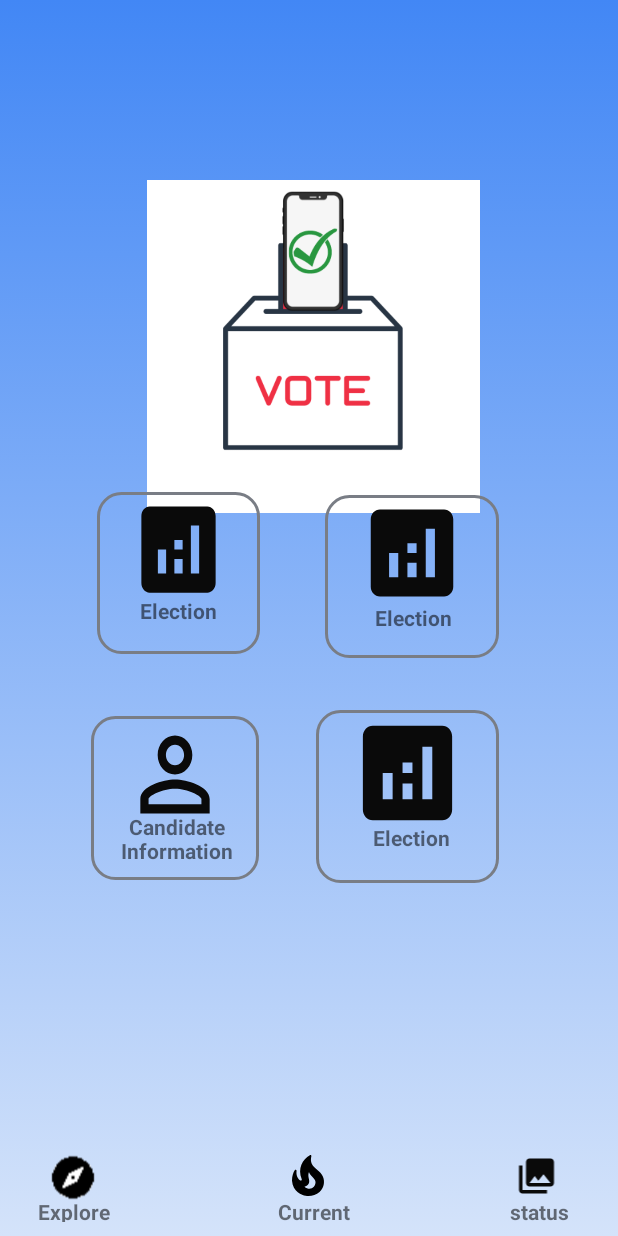
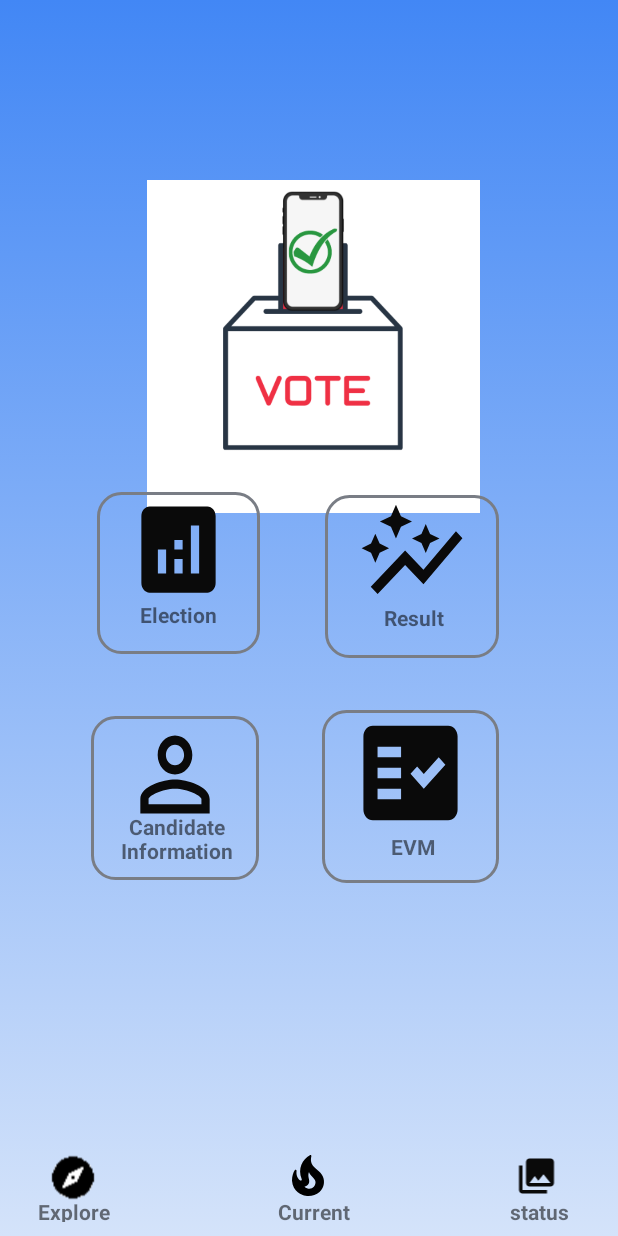
Before and after one commit to Zandevier/AndroidProject, an Android app: the MainActivity4 screen opened directly, with no data from a screen before it, on a phone screen of 412 x 824 dp. Run offline under Robolectric (Android 15) with nearby library versions, the phone set to English and light mode, and no system bars.

Commit message:
changes added

```diff
--- a/app/src/main/java/com/example/joinpage/MainActivity2.java
+++ b/app/src/main/java/com/example/joinpage/MainActivity2.java
@@ -8,11 +8,12 @@ import android.graphics.Paint;
 import android.graphics.drawable.LayerDrawable;
 import android.os.Bundle;
 import android.view.View;
+import android.widget.Button;
 import android.widget.TextView;
 
 public class MainActivity2 extends AppCompatActivity {
     public TextView textView,textView2;
-
+    public Button login;
     @Override
     protected void onCreate(Bundle savedInstanceState) {
         super.onCreate(savedInstanceState);
@@ -20,6 +21,7 @@ public class MainActivity2 extends AppCompatActivity {
 
         textView =(TextView) findViewById(R.id.signup);
         textView2 = (TextView) findViewById(R.id.tt2);
+        login = (Button) findViewById(R.id.login);
 
         textView2.setPaintFlags(textView2.getPaintFlags()| Paint.UNDERLINE_TEXT_FLAG);
         textView.setPaintFlags(textView.getPaintFlags()|Paint.UNDERLINE_TEXT_FLAG);
@@ -35,5 +37,12 @@ public class MainActivity2 extends AppCompatActivity {
             }
         });
 
+        login.setOnClickListener(new View.OnClickListener() {
+            @Override
+            public void onClick(View v) {
+                Intent ns_page = new Intent(MainActivity2.this,MainActivity4.class);
+                startActivity(ns_page);
+            }
+        });
     }
 }
--- a/app/src/main/java/com/example/joinpage/MainActivity4.java
+++ b/app/src/main/java/com/example/joinpage/MainActivity4.java
@@ -2,13 +2,46 @@ package com.example.joinpage;
 
 import androidx.appcompat.app.AppCompatActivity;
 
+import android.content.Intent;
+import android.net.Uri;
 import android.os.Bundle;
+import android.view.View;
+import android.widget.ImageView;
 
 public class MainActivity4 extends AppCompatActivity {
+
+    public ImageView imageView2,imageView3,imageView4;
 
     @Override
     protected void onCreate(Bundle savedInstanceState) {
         super.onCreate(savedInstanceState);
         setContentView(R.layout.activity_main4);
+
+        imageView2 = (ImageView) findViewById(R.id.imageView2);
+        imageView3 = (ImageView) findViewById(R.id.imageView3);
+        imageView4 = (ImageView) findViewById(R.id.imageView4);
+
+
+        imageView2.setOnClickListener(new View.OnClickListener() {
+            @Override
+            public void onClick(View v) {
+                Intent chrome_link  = new Intent(Intent.ACTION_VIEW, Uri.parse("https://results.eci.gov.in/"));
+                startActivity(chrome_link);
+            }
+        });
+        imageView3.setOnClickListener(new View.OnClickListener() {
+            @Override
+            public void onClick(View v) {
+                Intent chrome_link  = new Intent(Intent.ACTION_VIEW, Uri.parse("https://results.eci.gov.in/ResultPcByeApril2022/partywiseresult-S25.htm"));
+                startActivity(chrome_link);
+            }
+        });
+        imageView4.setOnClickListener(new View.OnClickListener() {
+            @Override
+            public void onClick(View v) {
+                Intent chrome_link  = new Intent(Intent.ACTION_VIEW, Uri.parse("https://ceo.maharashtra.gov.in/"));
+                startActivity(chrome_link);
+            }
+        });
     }
 }
--- /dev/null
+++ b/app/src/main/res/drawable/evm.xml
@@ -0,0 +1,6 @@
+<vector android:autoMirrored="true" android:height="24dp"
+    android:tint="#0A0A0A" android:viewportHeight="24"
+    android:viewportWidth="24" android:width="24dp" xmlns:android="http://schemas.android.com/apk/res/android">
+    <path android:fillColor="@android:color/white"
+        android:fillType="evenOdd" android:pathData="M20,3H4C2.9,3 2,3.9 2,5v14c0,1.1 0.9,2 2,2h16c1.1,0 2,-0.9 2,-2V5C22,3.9 21.1,3 20,3zM10,17H5v-2h5V17zM10,13H5v-2h5V13zM10,9H5V7h5V9zM14.82,15L12,12.16l1.41,-1.41l1.41,1.42L17.99,9l1.42,1.42L14.82,15z"/>
+</vector>
--- /dev/null
+++ b/app/src/main/res/drawable/graph.xml
@@ -0,0 +1,5 @@
+<vector android:height="24dp" android:tint="#0A0A0A"
+    android:viewportHeight="24" android:viewportWidth="24"
+    android:width="24dp" xmlns:android="http://schemas.android.com/apk/res/android">
+    <path android:fillColor="@android:color/white" android:pathData="M14.06,9.94L12,9l2.06,-0.94L15,6l0.94,2.06L18,9l-2.06,0.94L15,12L14.06,9.94zM4,14l0.94,-2.06L7,11l-2.06,-0.94L4,8l-0.94,2.06L1,11l2.06,0.94L4,14zM8.5,9l1.09,-2.41L12,5.5L9.59,4.41L8.5,2L7.41,4.41L5,5.5l2.41,1.09L8.5,9zM4.5,20.5l6,-6.01l4,4L23,8.93l-1.41,-1.41l-7.09,7.97l-4,-4L3,19L4.5,20.5z"/>
+</vector>
--- a/app/src/main/res/drawable/solid_border_2.xml
+++ b/app/src/main/res/drawable/solid_border_2.xml
@@ -1,7 +1,7 @@
 <?xml version="1.0" encoding="utf-8"?>
 <shape xmlns:android="http://schemas.android.com/apk/res/android">
     <stroke
-        android:width="2dp"
+        android:width="4dp"
         android:color="#000000"/>
     <corners
         android:radius="25dp"/>
--- a/app/src/main/res/layout/activity_main2.xml
+++ b/app/src/main/res/layout/activity_main2.xml
@@ -47,7 +47,7 @@
             app:layout_constraintTop_toTopOf="parent" />
 
         <Button
-            android:id="@+id/button"
+            android:id="@+id/login"
             android:layout_width="214dp"
             android:layout_height="71dp"
             android:layout_alignParentStart="true"
--- a/app/src/main/res/layout/activity_main4.xml
+++ b/app/src/main/res/layout/activity_main4.xml
@@ -132,6 +132,7 @@
         app:layout_constraintHorizontal_bias="0.492"
         app:layout_constraintStart_toStartOf="parent"
         app:layout_constraintTop_toTopOf="parent"
+
         app:layout_constraintVertical_bias="0.443">
 
         <ImageView
@@ -183,13 +184,13 @@
 
             <TextView
                 android:layout_width="match_parent"
-                android:layout_height="wrap_content"
+                android:layout_height="32dp"
                 android:layout_alignParentStart="true"
                 android:layout_alignParentTop="true"
                 android:layout_alignParentEnd="true"
                 android:layout_alignParentBottom="true"
                 android:layout_marginStart="0dp"
-                android:layout_marginTop="69dp"
+                android:layout_marginTop="72dp"
                 android:layout_marginEnd="0dp"
                 android:layout_marginBottom="4dp"
                 android:text="Election"
@@ -221,7 +222,7 @@
                 android:layout_marginTop="0dp"
                 android:layout_marginEnd="21dp"
                 android:layout_marginBottom="31dp"
-                android:background="@drawable/ic_baseline_analytics_24"></ImageView>
+                android:background="@drawable/graph"></ImageView>
 
             <TextView
                 android:layout_width="114dp"
@@ -230,23 +231,23 @@
                 android:layout_alignParentTop="true"
                 android:layout_alignParentEnd="true"
                 android:layout_alignParentBottom="true"
-                android:layout_marginStart="2dp"
+                android:layout_marginStart="3dp"
                 android:layout_marginTop="72dp"
                 android:layout_marginEnd="0dp"
                 android:layout_marginBottom="10dp"
-                android:text="Election"
+                android:text="Result"
                 android:textAlignment="center"
                 android:textStyle="bold"></TextView>
         </RelativeLayout>
 
         <RelativeLayout
-            android:layout_width="122dp"
+            android:layout_width="118dp"
             android:layout_height="116dp"
             android:layout_alignParentStart="true"
             android:layout_alignParentTop="true"
             android:layout_alignParentEnd="true"
             android:layout_alignParentBottom="true"
-            android:layout_marginStart="176dp"
+            android:layout_marginStart="180dp"
             android:layout_marginTop="389dp"
             android:layout_marginEnd="44dp"
             android:layout_marginBottom="61dp"
@@ -263,20 +264,20 @@
                 android:layout_marginTop="0dp"
                 android:layout_marginEnd="21dp"
                 android:layout_marginBottom="31dp"
-                android:background="@drawable/ic_baseline_analytics_24"></ImageView>
+                android:background="@drawable/evm"></ImageView>
 
             <TextView
-                android:layout_width="120dp"
-                android:layout_height="38dp"
+                android:layout_width="118dp"
+                android:layout_height="26dp"
                 android:layout_alignParentStart="true"
                 android:layout_alignParentTop="true"
                 android:layout_alignParentEnd="true"
                 android:layout_alignParentBottom="true"
                 android:layout_marginStart="4dp"
-                android:layout_marginTop="75dp"
-                android:layout_marginEnd="-1dp"
-                android:layout_marginBottom="3dp"
-                android:text="Election"
+                android:layout_marginTop="81dp"
+                android:layout_marginEnd="0dp"
+                android:layout_marginBottom="9dp"
+                android:text="EVM"
                 android:textAlignment="center"
                 android:textStyle="bold"></TextView>
 
```
